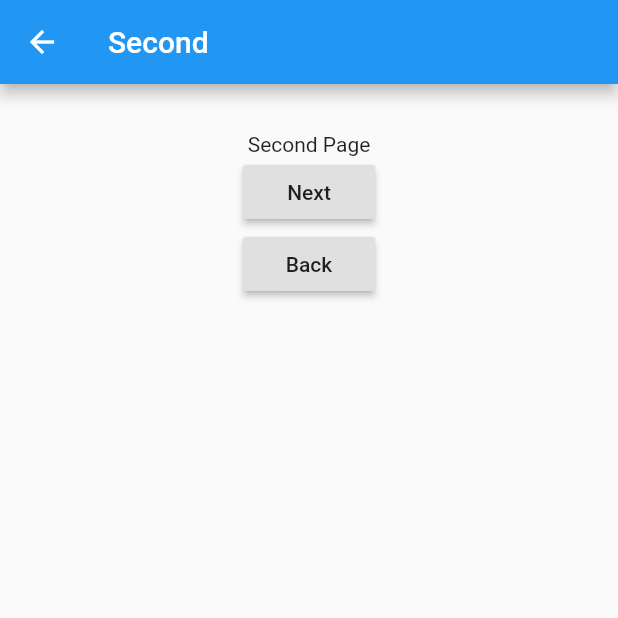
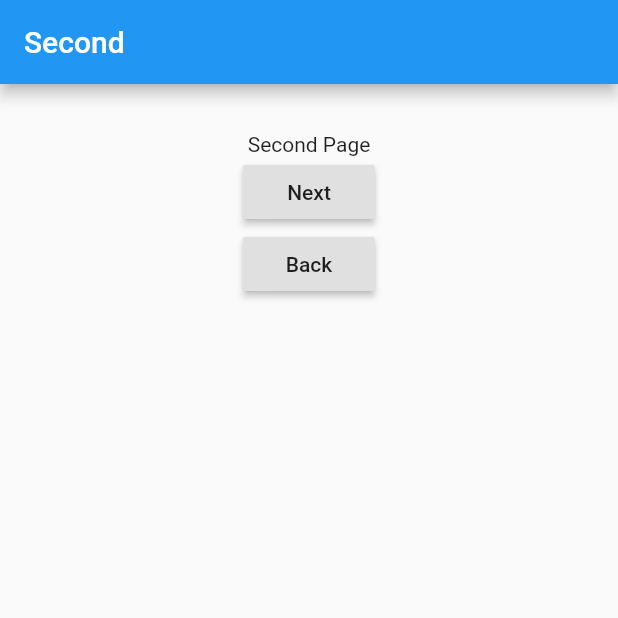
Before and after one commit to jesselima/flutter_app, a Flutter app: the screen it shows after launch, after a tap on "Next", on a phone screen of 412 x 824 dp, the top half of it. Run offline on Flutter 3.47's test engine with Material 2 defaults, Android fonts, the phone set to English and light mode, and no system bars.

Commit message:
Navigation - App routes with pushNamedUntilAndRemove.

```diff
--- a/lib/screens/home.dart
+++ b/lib/screens/home.dart
@@ -43,7 +43,12 @@ class _Home extends State<Home> {
           child: Column(
             children: <Widget>[
               Text("Home Page"),
-              RaisedButton(onPressed: (){ Navigator.of(context).pushNamed("/Second"); }, child: Text("Next") )
+              RaisedButton(onPressed: (){ Navigator
+                  .of(context)
+                  .pushNamedAndRemoveUntil("/Second", (Route<dynamic> route) => false);
+                  // IMPORTANT: When set to false the back arrow is gone (so the route).
+              },
+              child: Text("Next") )
             ],
           ),
         ),
```
